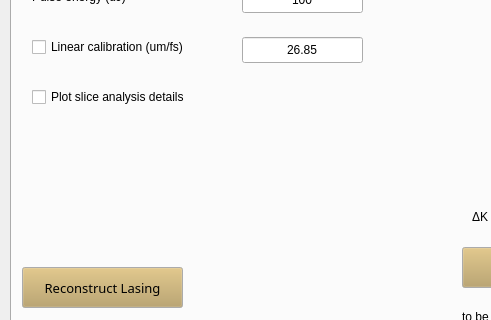
First picture: the form in gui.ui, repository pdijksta/PassiveWFMeasurement, before the edit; both pictures show x 0 to 491 and y 369 to 689 of the 962 by 873 pixel window.
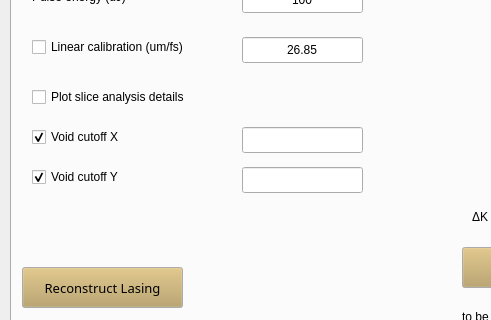
Second picture: the form after the edit. The open tabs and pages were chosen to show the change.

Commit message: added void_cutoff feature to GUI

```diff
--- a/gui.ui
+++ b/gui.ui
@@ -2816,6 +2816,70 @@
        <bool>false</bool>
       </property>
      </widget>
+     <widget class="QLineEdit" name="VoidCutoffY">
+      <property name="geometry">
+       <rect>
+        <x>230</x>
+        <y>510</y>
+        <width>121</width>
+        <height>26</height>
+       </rect>
+      </property>
+      <property name="text">
+       <string/>
+      </property>
+      <property name="alignment">
+       <set>Qt::AlignCenter</set>
+      </property>
+     </widget>
+     <widget class="QCheckBox" name="VoidCutoffYCheck">
+      <property name="geometry">
+       <rect>
+        <x>20</x>
+        <y>510</y>
+        <width>181</width>
+        <height>20</height>
+       </rect>
+      </property>
+      <property name="text">
+       <string>Void cutoff Y</string>
+      </property>
+      <property name="checked">
+       <bool>true</bool>
+      </property>
+     </widget>
+     <widget class="QCheckBox" name="VoidCutoffXCheck">
+      <property name="geometry">
+       <rect>
+        <x>20</x>
+        <y>470</y>
+        <width>181</width>
+        <height>20</height>
+       </rect>
+      </property>
+      <property name="text">
+       <string>Void cutoff X</string>
+      </property>
+      <property name="checked">
+       <bool>true</bool>
+      </property>
+     </widget>
+     <widget class="QLineEdit" name="VoidCutoffX">
+      <property name="geometry">
+       <rect>
+        <x>230</x>
+        <y>470</y>
+        <width>121</width>
+        <height>26</height>
+       </rect>
+      </property>
+      <property name="text">
+       <string/>
+      </property>
+      <property name="alignment">
+       <set>Qt::AlignCenter</set>
+      </property>
+     </widget>
     </widget>
     <widget class="QWidget" name="tab_2">
      <attribute name="title">
```
Left out of the diff: 4 changed lines with no effect on the pictures. The commit also changes 3 other files.
